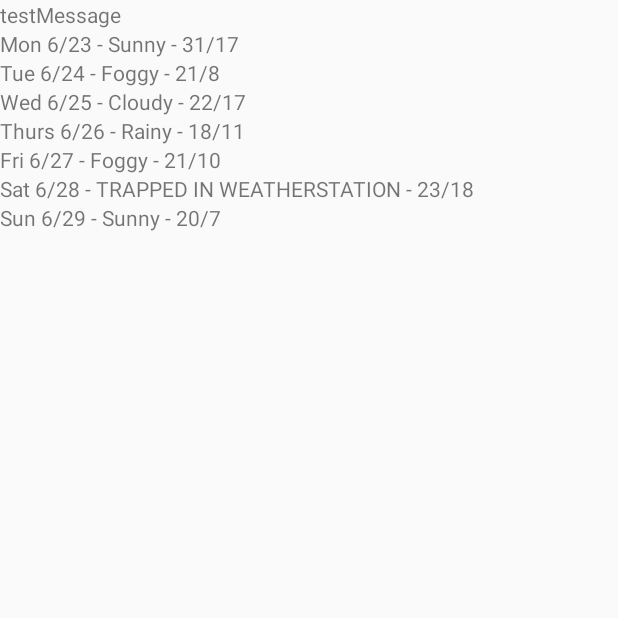
After one commit to lhzheng880828/KotlinDemo, an Android app: the TestMainActivity screen opened directly, with no data from a screen before it, on a phone screen of 412 x 824 dp, the top half of it. The commit adds this screen. Run offline under Robolectric (Android 15) with nearby library versions, the phone set to English and light mode, and no system bars.

Commit message:
[NBF]update Kotlin demo case

```diff
--- /dev/null
+++ b/app/src/main/java/com/android/samples/kotlin/basic/weather/ForecastListAdapter.kt
@@ -0,0 +1,25 @@
+package com.android.samples.kotlin.basic.weather
+
+import android.view.ViewGroup
+import android.widget.TextView
+import androidx.recyclerview.widget.RecyclerView
+
+/**
+ *Author:linhu
+ *Email:lhzheng@grandstream.cn
+ *Date:19-3-11
+ */
+class ForecastListAdapter(val items: List<String>) : RecyclerView.Adapter<ForecastListAdapter.ViewHolder>() {
+
+    override fun onCreateViewHolder(parent: ViewGroup, viewType: Int): ViewHolder {
+        return ViewHolder(TextView(parent.context))//To change body of created functions use File | Settings | File Templates.
+    }
+
+    override fun getItemCount(): Int = items.size
+
+    override fun onBindViewHolder(holder: ViewHolder, position: Int) {
+        holder.textView.text = items[position] //To change body of created functions use File | Settings | File Templates.
+    }
+
+    class ViewHolder(val textView: TextView) : RecyclerView.ViewHolder(textView)
+}
--- /dev/null
+++ b/app/src/main/java/com/android/samples/kotlin/basic/weather/TestMainActivity.kt
@@ -0,0 +1,63 @@
+package com.android.samples.kotlin.basic.weather
+
+import android.content.Context
+import android.content.Intent
+import android.os.Bundle
+import androidx.appcompat.app.AppCompatActivity
+import androidx.recyclerview.widget.LinearLayoutManager
+import androidx.recyclerview.widget.RecyclerView
+import com.android.samples.kotlin.R
+import kotlinx.android.synthetic.main.test_act_layout.*
+
+
+/**
+ *Author:linhu
+ *Email:lhzheng@grandstream.cn
+ *Date:19-3-11
+ */
+class TestMainActivity : AppCompatActivity(){
+
+    override fun onCreate(savedInstanceState: Bundle?) {
+        super.onCreate(savedInstanceState)
+
+        setContentView(R.layout.test_act_layout)
+        message.text = "testMessage"
+
+
+        /*async() {
+            Request(url).run()
+            uiThread { longToast("Request performed") }
+        }*/
+
+
+        val forecastList = findViewById(R.id.forecast_list) as RecyclerView
+        forecastList.layoutManager = LinearLayoutManager(this)
+        forecastList.adapter = ForecastListAdapter(items)
+
+    }
+
+
+
+    private val items = listOf(
+            "Mon 6/23 - Sunny - 31/17",
+            "Tue 6/24 - Foggy - 21/8",
+            "Wed 6/25 - Cloudy - 22/17",
+            "Thurs 6/26 - Rainy - 18/11",
+            "Fri 6/27 - Foggy - 21/10",
+            "Sat 6/28 - TRAPPED IN WEATHERSTATION - 23/18",
+            "Sun 6/29 - Sunny - 20/7"
+    )
+
+
+
+
+    companion object {
+        fun startAct(context: Context){
+            val intent  = Intent()
+            intent.setClass(context, TestMainActivity::class.java)
+            context.startActivity(intent)
+        }
+    }
+
+
+}
--- a/app/src/main/res/layout/fragment_end.xml
+++ b/app/src/main/res/layout/fragment_end.xml
@@ -1,5 +1,5 @@
 <?xml version="1.0" encoding="utf-8"?>
-<androidx.constraintlayout.ConstraintLayout
+<androidx.constraintlayout.widget.ConstraintLayout
     xmlns:android="http://schemas.android.com/apk/res/android"
     xmlns:app="http://schemas.android.com/apk/res-auto"
     xmlns:tools="http://schemas.android.com/tools"
@@ -24,4 +24,4 @@
         app:layout_constraintVertical_bias="0.29" />
 
 
-</androidx.constraintlayout.ConstraintLayout>
+</androidx.constraintlayout.widget.ConstraintLayout>
--- /dev/null
+++ b/app/src/main/res/layout/test_act_layout.xml
@@ -0,0 +1,17 @@
+<?xml version="1.0" encoding="utf-8"?>
+<LinearLayout xmlns:android="http://schemas.android.com/apk/res/android"
+    android:orientation="vertical" android:layout_width="match_parent"
+    android:layout_height="match_parent">
+
+    <TextView
+        android:id="@+id/message"
+        android:text="@string/test_ui_message"
+        android:layout_width="wrap_content"
+        android:layout_height="wrap_content"/>
+
+    <androidx.recyclerview.widget.RecyclerView
+        android:id="@+id/forecast_list"
+        android:layout_width="match_parent"
+        android:layout_height="match_parent"/>
+
+</LinearLayout>
--- a/app/src/main/res/values/strings.xml
+++ b/app/src/main/res/values/strings.xml
@@ -3,4 +3,7 @@
     <string name="navigate">Navigate</string>
     <string name="update_user">Update username</string>
     <string name="open_user_list">打开用户列表</string>
+    <string name="open_test_act">打开测试Activity</string>
+
+    <string name="test_ui_message">这是一个展示天气列表的界面</string>
 </resources>
```
Also changed, not shown: app/build.gradle (+6 -11 lines), app/src/main/AndroidManifest.xml (+7 -1 lines), app/src/main/java/com/android/samples/kotlin/basic/StartFragment.kt (+7 -0 lines), app/src/main/java/com/android/samples/kotlin/basic/grammar/Lesson04_ClassAndObject.kt (+15 -3 lines), app/src/main/java/com/android/samples/kotlin/basic/grammar/Lesson12_Coroutine.kt (added, +161 -0 lines), app/src/main/java/com/android/samples/kotlin/basic/weather/Request.kt (added, +17 -0 lines), app/src/main/res/layout/fragment_start.xml (+15 -0 lines), 1 other file.
